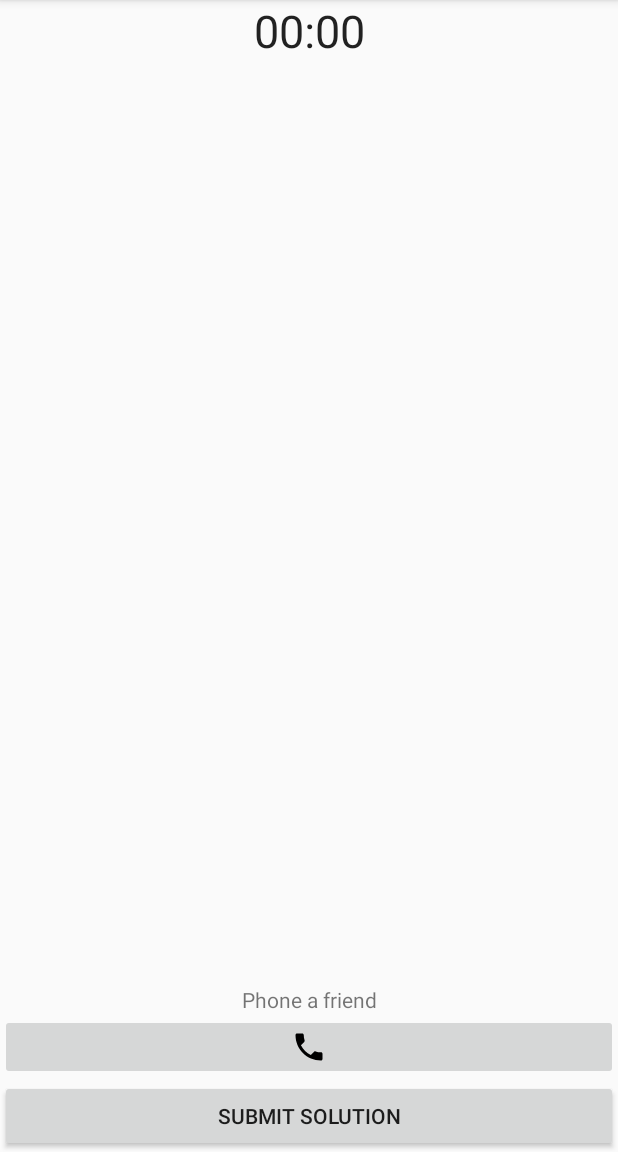
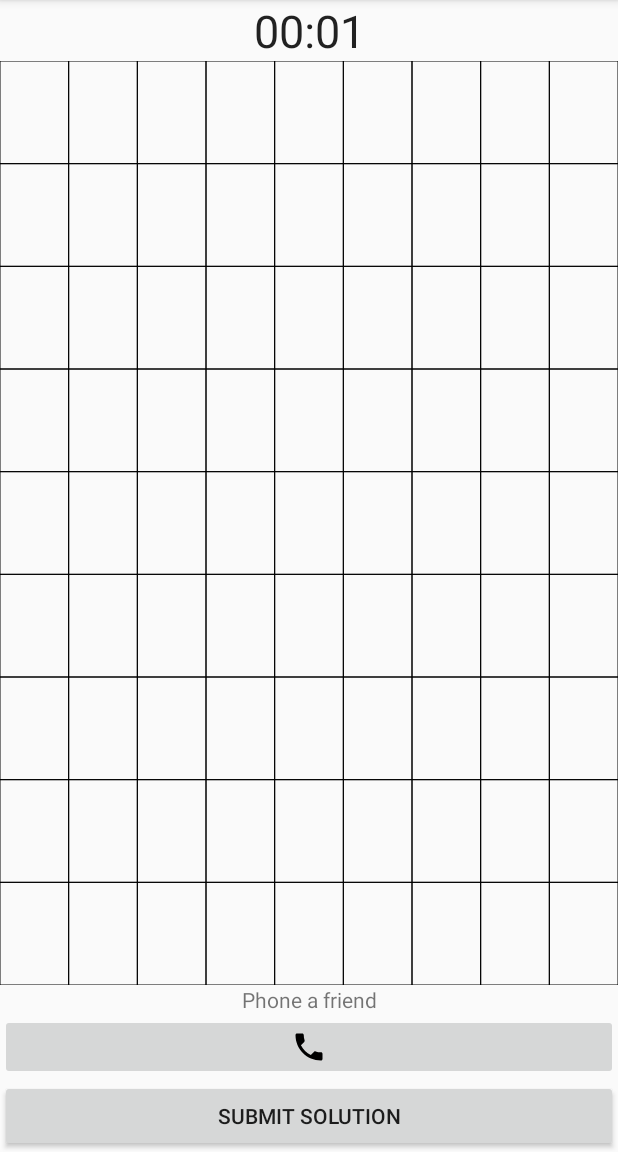
Before and after one commit to matandoren/Sudoku, an Android app: the PlayActivity screen opened directly, with no data from a screen before it, on a phone screen of 412 x 824 dp, the part 84-1236 px from its top. Run offline under Robolectric (Android 15) with nearby library versions, the phone set to English and light mode, and no system bars.

Commit message:
Added Phone Dialog Added Create Puzzle Activity
MainAcitivity & PlayActivity CHanged

```diff
--- a/app/src/main/AndroidManifest.xml
+++ b/app/src/main/AndroidManifest.xml
@@ -1,6 +1,8 @@
 <?xml version="1.0" encoding="utf-8"?>
 <manifest xmlns:android="http://schemas.android.com/apk/res/android"
     package="com.example.sudoku">
+
+    <uses-permission android:name="android.permission.CALL_PHONE" />
 
     <application
         android:allowBackup="true"
@@ -9,7 +11,8 @@
         android:roundIcon="@mipmap/ic_launcher_round"
         android:supportsRtl="true"
         android:theme="@style/AppTheme">
-        <activity android:name=".PlayActivity"></activity>
+        <activity android:name=".CreatePuzzleActivity"></activity>
+        <activity android:name=".PlayActivity" />
         <activity android:name=".MainActivity">
             <intent-filter>
                 <action android:name="android.intent.action.MAIN" />
--- a/app/src/main/java/com/example/sudoku/PlayActivity.java
+++ b/app/src/main/java/com/example/sudoku/PlayActivity.java
@@ -1,14 +1,86 @@
 package com.example.sudoku;
 
+import androidx.annotation.NonNull;
+import androidx.annotation.Nullable;
 import androidx.appcompat.app.AppCompatActivity;
+import androidx.core.app.ActivityCompat;
+import androidx.core.content.ContextCompat;
 
+import android.Manifest;
+import android.annotation.SuppressLint;
+import android.content.Intent;
+import android.content.pm.ActivityInfo;
+import android.content.pm.PackageManager;
+import android.net.Uri;
 import android.os.Bundle;
+import android.os.SystemClock;
+import android.view.View;
+import android.widget.Button;
+import android.widget.Chronometer;
+import android.widget.ImageButton;
+import android.widget.Toast;
+
 
 public class PlayActivity extends AppCompatActivity {
 
+    private final int REQUEST_CALL = 1;
+    private String friendsNumber = "0505947773";
+
+    private Chronometer chronometer;
+    private ImageButton phoneButton;
+    private Button submitSolutionButton;
+
+    @SuppressLint("SourceLockedOrientationActivity")
     @Override
     protected void onCreate(Bundle savedInstanceState) {
         super.onCreate(savedInstanceState);
         setContentView(R.layout.activity_play);
+        setRequestedOrientation(ActivityInfo.SCREEN_ORIENTATION_PORTRAIT);
+
+        submitSolutionButton = findViewById(R.id.activity_play_submit_solution_button);
+        phoneButton = findViewById(R.id.activity_play_phone_a_friend_button);
+        chronometer = findViewById(R.id.activity_play_chronometer);
+        friendsNumber = getIntent().getStringExtra("PHONENUMBER");
+
+        chronometer.setBase(SystemClock.elapsedRealtime());
+        chronometer.start();
+
+        phoneButton.setOnClickListener(new View.OnClickListener() {
+            @Override
+            public void onClick(View v) {
+                phoneAFriend();
+            }
+        });
+
+        submitSolutionButton.setOnClickListener(new View.OnClickListener() {
+            @Override
+            public void onClick(View v) {
+                chronometer.stop();
+            }
+        });
+    }
+
+    private void phoneAFriend(){
+        if(ContextCompat.checkSelfPermission(PlayActivity.this,
+                Manifest.permission.CALL_PHONE) != PackageManager.PERMISSION_GRANTED){
+            ActivityCompat.requestPermissions(PlayActivity.this,
+                    new String[]{Manifest.permission.CALL_PHONE}, REQUEST_CALL);
+        }
+        else{
+            String dial = "tel:" + friendsNumber;
+            startActivity(new Intent(Intent.ACTION_CALL, Uri.parse(dial)));
+        }
+    }
+
+    @Override
+    public void onRequestPermissionsResult(int requestCode, @NonNull String[] permissions, @NonNull int[] grantResults) {
+        super.onRequestPermissionsResult(requestCode, permissions, grantResults);
+        if(requestCode == REQUEST_CALL){
+            if(grantResults.length > 0 && grantResults[0] == PackageManager.PERMISSION_GRANTED)
+                phoneAFriend();
+            else {
+                Toast.makeText(this, "Permission DENIED", Toast.LENGTH_SHORT).show();
+            }
+        }
     }
 }
--- a/app/src/main/res/layout/activity_play.xml
+++ b/app/src/main/res/layout/activity_play.xml
@@ -30,7 +30,7 @@
         tools:ignore="VectorDrawableCompat" />
 
     <TextView
-        android:id="@+id/activity_play_phone_a_friend_button_text_view"
+        android:id="@+id/activity_play_phone_a_friend_text_view"
         android:layout_width="0dp"
         android:layout_height="wrap_content"
         android:gravity="center"
@@ -47,11 +47,21 @@
         android:layout_height="wrap_content"
         android:gravity="center"
         android:textSize="30dp"
-        app:layout_constraintBottom_toTopOf="@+id/activity_play_phone_a_friend_button_text_view"
+        app:layout_constraintBottom_toTopOf="@+id/activity_play_phone_a_friend_text_view"
         app:layout_constraintEnd_toEndOf="parent"
         app:layout_constraintStart_toStartOf="parent"
         app:layout_constraintTop_toTopOf="parent"
         app:layout_constraintVertical_bias="0.0" />
 
+    <view
+        android:id="@+id/activity_play_sudoku_view"
+        class="com.example.sudoku.SudokuView"
+        android:layout_width="0dp"
+        android:layout_height="0dp"
+        app:layout_constraintBottom_toTopOf="@+id/activity_play_phone_a_friend_text_view"
+        app:layout_constraintEnd_toEndOf="parent"
+        app:layout_constraintStart_toStartOf="parent"
+        app:layout_constraintTop_toBottomOf="@+id/activity_play_chronometer" />
+
 
 </androidx.constraintlayout.widget.ConstraintLayout>
--- a/app/src/main/res/values/strings.xml
+++ b/app/src/main/res/values/strings.xml
@@ -5,4 +5,9 @@
     <string name="help_button_text">Help</string>
     <string name="submit_solution">Submit Solution</string>
     <string name="phone_a_friend">Phone a friend</string>
+    <string name="sudoku_wikipedia">https://en.wikipedia.org/wiki/Sudoku</string>
+    <string name="enter_phone_helper">Enter phone helper</string>
+    <string name="cancel">Cancel</string>
+    <string name="apply">Apply</string>
+    <string name="submit_puzzle">Submit Puzzle</string>
 </resources>
```
Also changed, not shown: app/src/main/java/com/example/sudoku/AddPhoneDialog.java (added, +59 -0 lines), app/src/main/java/com/example/sudoku/CreatePuzzleActivity.java (added, +18 -0 lines), app/src/main/java/com/example/sudoku/MainActivity.java (+62 -1 lines), app/src/main/res/layout/activity_create_puzzle.xml (added, +31 -0 lines), app/src/main/res/layout/add_phone_number_layout.xml (added, +22 -0 lines), 2 other files.
